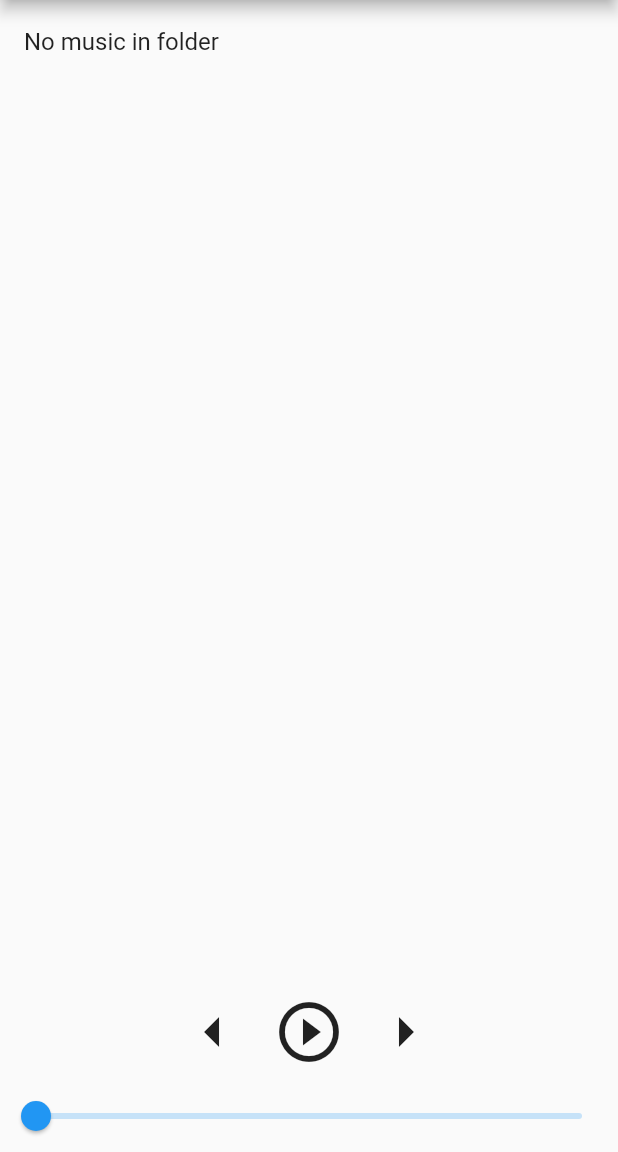
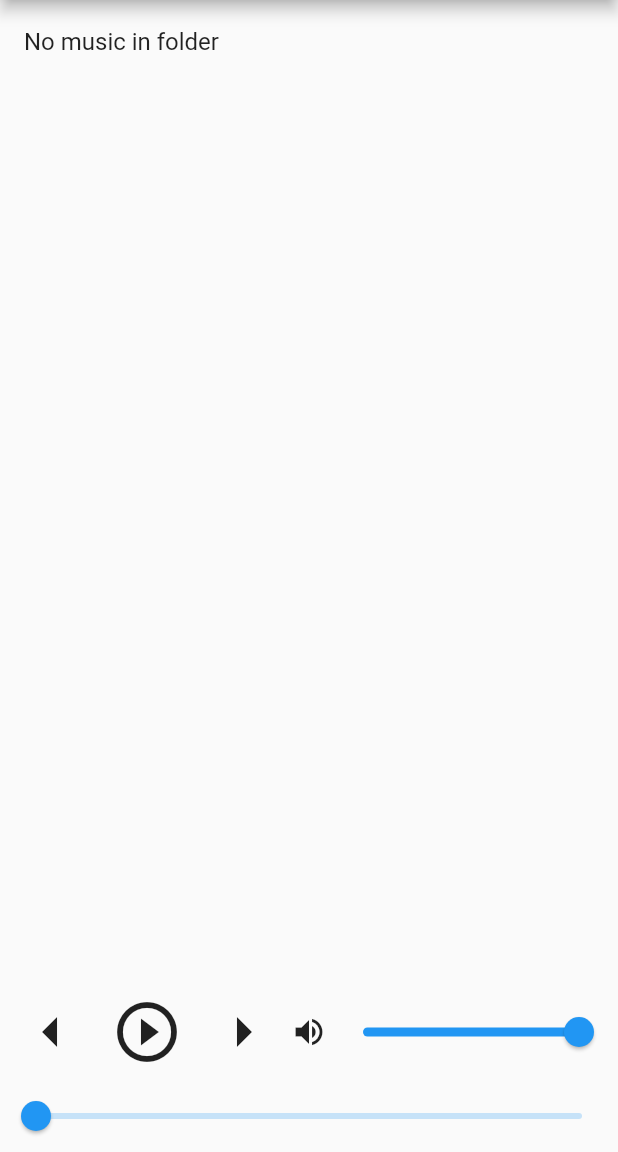
Before and after one commit to RyanLowry/flutter-projects, a Flutter app: the screen it shows after launch, on a phone screen of 412 x 824 dp, the part 84-1236 px from its top. Run offline on Flutter 3.47's test engine with Material 2 defaults, Android fonts, the phone set to English and light mode, and no system bars; our stand-ins replace audioplayers, permission_handler.

Commit message:
Add ability to adjust volume inside MusicPlayerWidget.

```diff
--- a/audio_player_app/audio_player_app/lib/main.dart
+++ b/audio_player_app/audio_player_app/lib/main.dart
@@ -131,6 +131,10 @@ class AudioManager{
     nextSong();
   }
 
+  void setVolume(double vol){
+    audioplayer.setVolume(vol);
+  }
+
 
 
 }
@@ -246,6 +250,7 @@ class MusicPlayerWidget extends StatefulWidget{
 class _MusicPlayerWidgetState extends State<MusicPlayerWidget>{
   bool btnPressed = false;
   Icon btnIcon = Icon(Icons.play_circle_outline);
+  double _soundVolume = 1;
 
   @override
   void initState() {
@@ -291,6 +296,25 @@ class _MusicPlayerWidgetState extends State<MusicPlayerWidget>{
             widget.man.nextSong();
           },
         ),
+        Row(
+          children: <Widget>[
+            Icon(
+              Icons.volume_up,
+              size:24,
+            ),
+            Slider(
+              min:0,
+              max:1,
+              value:_soundVolume,
+              onChanged: (value){
+                setState(() {
+                  _soundVolume = value;
+                  widget.man.setVolume(value);
+                });
+              },
+            ),
+          ],
+        )
       ],
     );
   }
```
